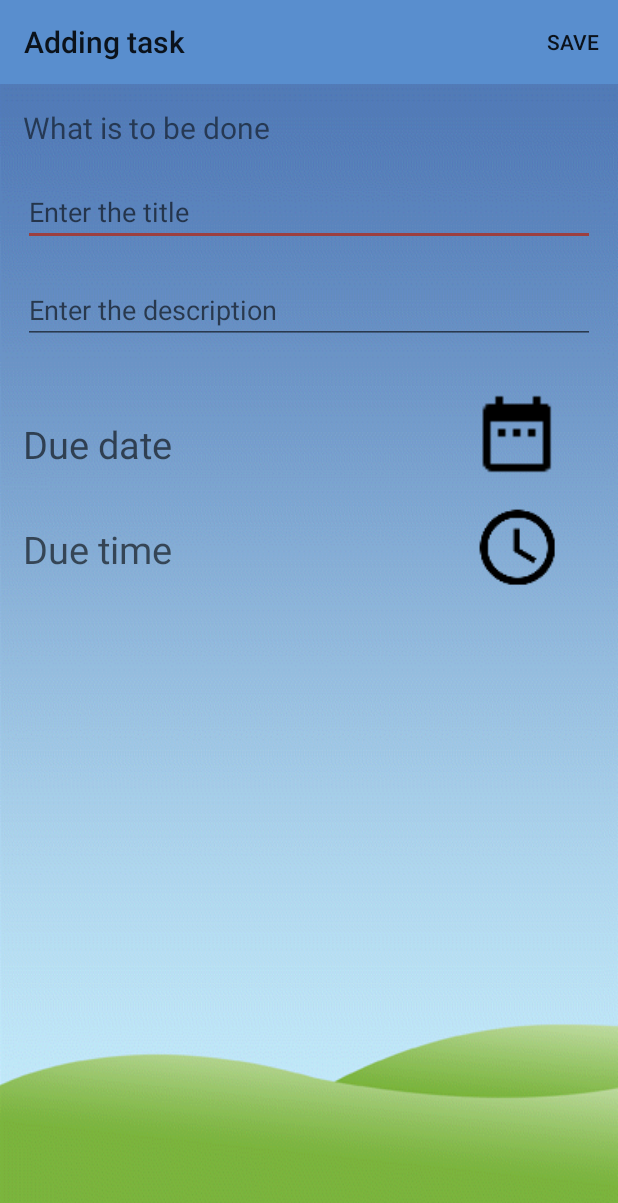
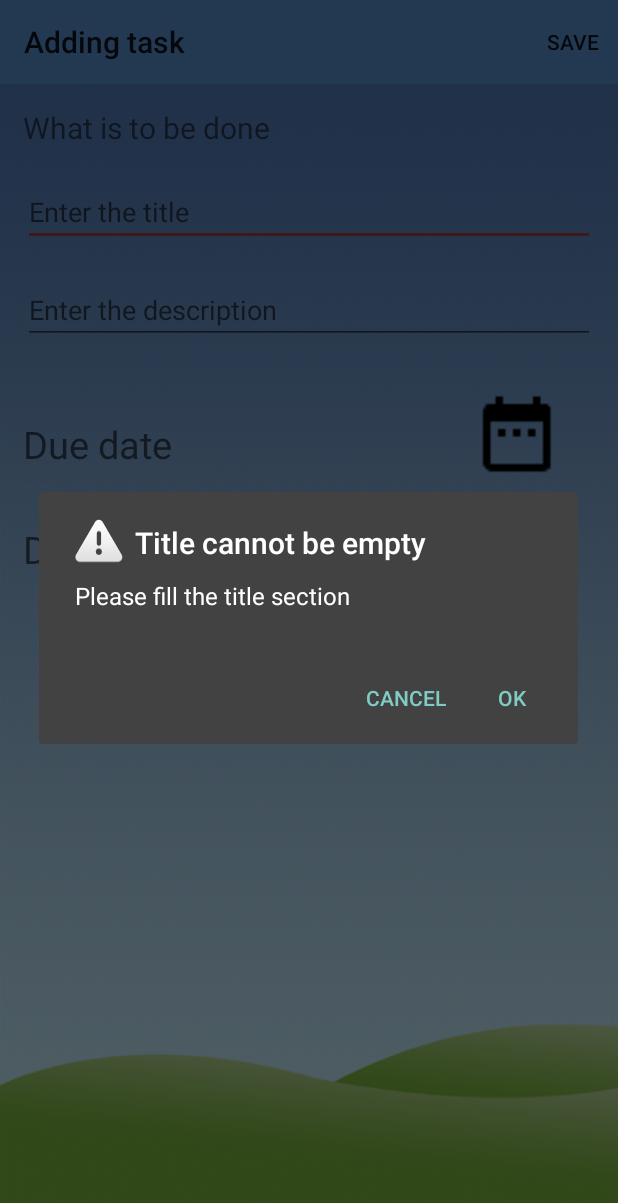
Before and after one commit to charlottestoffel1213/todolist, an Android app: the AddTaskActivity screen opened directly, with no data from a screen before it, after a tap on "SAVE", on a phone screen of 412 x 824 dp. Shown: the top 1203 px of the screen. Run offline under Robolectric (Android 15) with nearby library versions, the phone set to English and light mode, and no system bars; our stand-ins replace Firebase (no records; nobody signed in at launch, a user with empty details on screens opened directly).

Commit message:
check title & date

```diff
--- a/app/src/main/java/com/thauvi_a/todolist/AddTaskActivity.java
+++ b/app/src/main/java/com/thauvi_a/todolist/AddTaskActivity.java
@@ -1,13 +1,17 @@
 package com.thauvi_a.todolist;
 
+import android.app.AlertDialog;
 import android.app.DatePickerDialog;
 import android.app.Dialog;
+import android.content.DialogInterface;
+import android.os.Build;
 import android.support.v4.app.DialogFragment;
 import android.app.TimePickerDialog;
 import android.os.Bundle;
 import android.support.v7.app.AppCompatActivity;
 import android.support.v7.widget.Toolbar;
 import android.text.format.DateFormat;
+import android.util.Log;
 import android.view.Menu;
 import android.view.MenuItem;
 import android.view.View;
@@ -129,6 +133,7 @@ public class AddTaskActivity extends AppCompatActivity {
         // Handle action bar item clicks here. The action bar will
         // automatically handle clicks on the Home/Up button, so long
         // as you specify a parent activity in AndroidManifest.xml.
+        boolean dateIsEmpty = false;
         retrieveFieldsValue();
         SimpleDateFormat dateFormatter = new SimpleDateFormat("yyyy-MM-dd hh:mm");
         int id = item.getItemId();
@@ -142,14 +147,52 @@ public class AddTaskActivity extends AppCompatActivity {
         }
         catch (ParseException e)
         {
+            try {
+                dueDate = dateFormatter.parse("2016-01-05 05:05");
+                dateIsEmpty = true;
+            }
+
+            catch (ParseException f) {
+                f.getMessage();
+                return false;
+            }
+        }
+        if (name.isEmpty())
+        {
+            AlertDialog.Builder builder;
+            if (Build.VERSION.SDK_INT >= Build.VERSION_CODES.LOLLIPOP) {
+                builder = new AlertDialog.Builder(this, android.R.style.Theme_Material_Dialog_Alert);
+            } else {
+                builder = new AlertDialog.Builder(this);
+            }
+            builder.setTitle("Title cannot be empty")
+                    .setMessage("Please fill the title section")
+                    .setPositiveButton(android.R.string.yes, new DialogInterface.OnClickListener() {
+                        public void onClick(DialogInterface dialog, int which) {
+                        }
+                    })
+                    .setNegativeButton(android.R.string.no, new DialogInterface.OnClickListener() {
+                        public void onClick(DialogInterface dialog, int which) {
+                        }
+                    })
+                    .setIcon(android.R.drawable.ic_dialog_alert)
+                    .show();
             return false;
         }
+        if (desc.isEmpty())
+            desc = "no description registered";
+
 
         //noinspection SimplifiableIfStatement
         if (id == R.id.action_save) {
             myRef = db.getInstance().getReference().child("Tasks");
             DatabaseReference newTask = myRef.push();
             newTask.child("desc").setValue(desc);
+            if (dateIsEmpty)
+            {
+                newTask.child("date").setValue("no date registered");
+
+            }
             newTask.child("date").setValue(dueDate.toString());
             newTask.child("name").setValue(name);
             AddTaskActivity.this.finish();
```
Also changed, not shown: app/src/main/res/layout/task.xml (+16 -4 lines).
